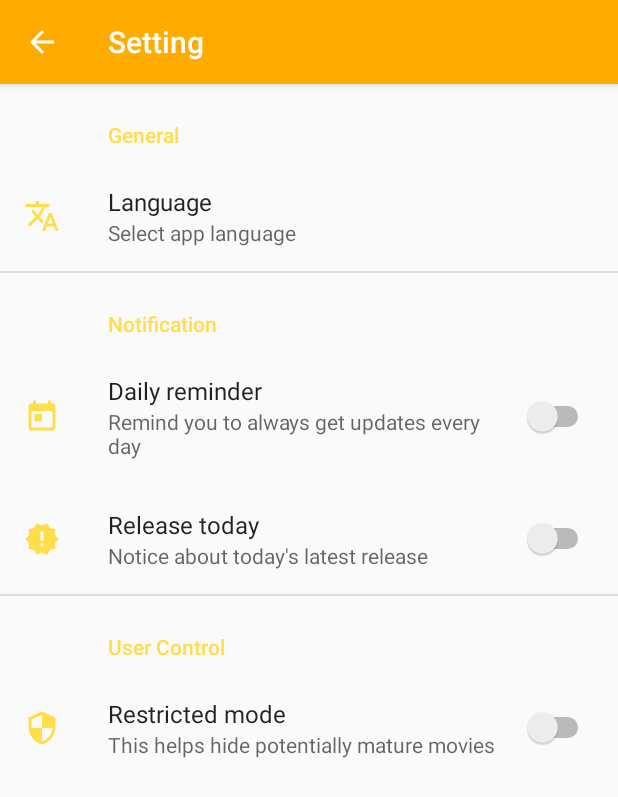
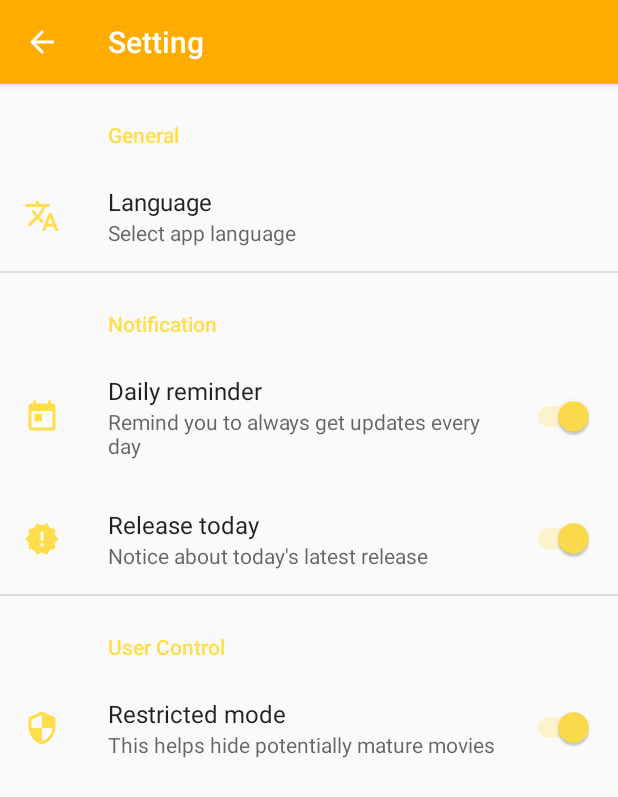
Before and after one commit to mustofa-id/amber-movie, an Android app: the screen it shows after launch (SettingActivity), in the side drawer, after a tap on "Settings", on a phone screen of 412 x 824 dp. Shown: the top 797 px of the screen. Run offline under Robolectric (Android 15) with nearby library versions, the phone set to English and light mode, and no system bars; our stand-ins replace Room's generated code, androidx.preference; pictures from the network do not load.

```diff
--- a/app/src/main/java/id/mustofa/app/amber/setting/SettingFragment.java
+++ b/app/src/main/java/id/mustofa/app/amber/setting/SettingFragment.java
@@ -13,7 +13,7 @@ import id.mustofa.app.amber.R;
  */
 public class SettingFragment extends PreferenceFragmentCompat {
 
-  private String mKeyLang;
+  private String mKeyLang, mKeyRestrictedMode;
   private SharedPreferences mPreferences;
   private SettingActionListener mActionListener;
 
@@ -34,6 +34,7 @@ public class SettingFragment extends PreferenceFragmentCompat {
 
   private void setupPreferences() {
     mKeyLang = getString(R.string.key_prefs_lang);
+    mKeyRestrictedMode = getString(R.string.key_prefs_restricted_mode);
   }
 
   @Override
@@ -49,9 +50,9 @@ public class SettingFragment extends PreferenceFragmentCompat {
   }
 
   private void onPrefsChanged(@SuppressWarnings("unused") SharedPreferences prefs, String key) {
-    if (key.equals(mKeyLang) && getActivity() != null) {
-      if (mActionListener != null) mActionListener.onPreferenceChanged(true);
-    }
+    final boolean forceViewUpdate = getActivity() != null &&
+        (key.equals(mKeyLang) || key.equals(mKeyRestrictedMode));
+    if (mActionListener != null) mActionListener.onPreferenceChanged(forceViewUpdate);
   }
 
   @Override
--- a/app/src/main/java/id/mustofa/app/amber/splash/SplashActivity.java
+++ b/app/src/main/java/id/mustofa/app/amber/splash/SplashActivity.java
@@ -1,10 +1,12 @@
 package id.mustofa.app.amber.splash;
 
 import android.content.Intent;
-import android.os.Handler;
+import android.content.SharedPreferences;
+import android.os.Bundle;
 import android.support.v7.app.AppCompatActivity;
-import android.os.Bundle;
+import android.support.v7.preference.PreferenceManager;
 
+import id.mustofa.app.amber.R;
 import id.mustofa.app.amber.main.MainActivity;
 
 /**
@@ -16,7 +18,19 @@ public class SplashActivity extends AppCompatActivity {
   @Override
   protected void onCreate(Bundle savedInstanceState) {
     super.onCreate(savedInstanceState);
-    new Handler().postDelayed(this::startMovieActivity, 800); // Fake loading in 0.8s
+    setupDefaultPrefs();
+    startMovieActivity();
+  }
+
+  private void setupDefaultPrefs() {
+    final SharedPreferences prefs = PreferenceManager.getDefaultSharedPreferences(this);
+    SharedPreferences.Editor editor = prefs.edit();
+    editor.putString(getString(R.string.key_prefs_lang),
+        getResources().getStringArray(R.array.prefs_entryValues_lang)[0]);
+    editor.putBoolean(getString(R.string.key_prefs_daily_reminder), true);
+    editor.putBoolean(getString(R.string.key_prefs_release_today), true);
+    editor.putBoolean(getString(R.string.key_prefs_restricted_mode), true);
+    editor.apply();
   }
 
   private void startMovieActivity() {
--- a/app/src/main/res/xml/preferences.xml
+++ b/app/src/main/res/xml/preferences.xml
@@ -17,13 +17,13 @@
 
     <SwitchPreference
       android:icon="@drawable/ic_prefs_daily_reminder_black_24dp"
-      android:key="@string/desc_prefs_daily_reminder"
+      android:key="@string/key_prefs_daily_reminder"
       android:summary="@string/desc_prefs_daily_reminder"
       android:title="@string/title_prefs_daily_reminder" />
 
     <SwitchPreference
       android:icon="@drawable/ic_prefs_release_today_black_24dp"
-      android:key="@string/desc_prefs_release_today"
+      android:key="@string/key_prefs_release_today"
       android:summary="@string/desc_prefs_release_today"
       android:title="@string/title_prefs_release_today" />
   </PreferenceCategory>
@@ -32,7 +32,7 @@
 
     <SwitchPreference
       android:icon="@drawable/ic_restricted_mode_black_24dp"
-      android:key="@string/desc_prefs_restricted_mode"
+      android:key="@string/key_prefs_restricted_mode"
       android:summary="@string/desc_prefs_restricted_mode"
       android:title="@string/title_prefs_restricted_mode" />
   </PreferenceCategory>
```
